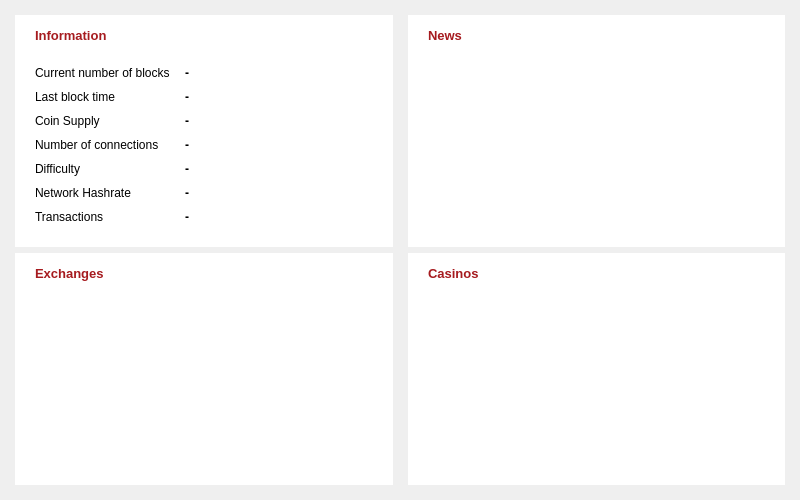
Qt form src/qt/forms/infopage.ui (transcoder/CasinoCoin) before a commit.
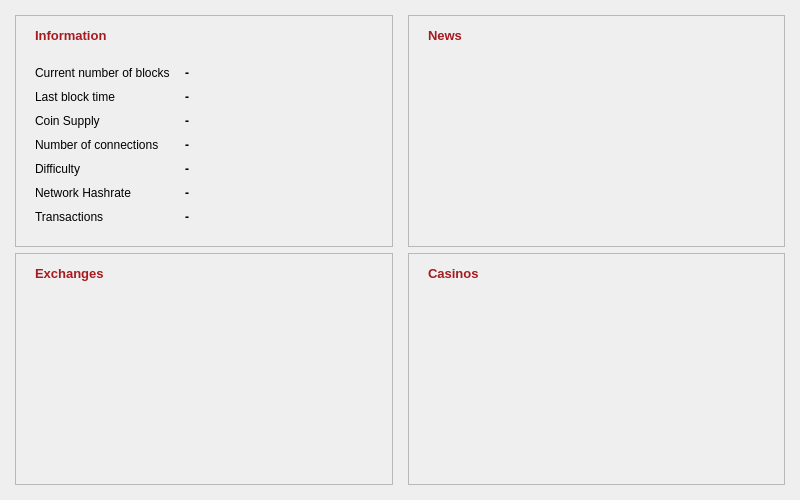
The same form after that commit.

```diff
--- a/src/qt/forms/infopage.ui
+++ b/src/qt/forms/infopage.ui
@@ -31,15 +31,11 @@
    </property>
    <item row="1" column="1">
     <widget class="QFrame" name="casinoInfoBox">
-     <property name="font">
-      <font>
-       <pointsize>10</pointsize>
-       <weight>75</weight>
-       <bold>true</bold>
-      </font>
+     <property name="frameShape">
+      <enum>QFrame::StyledPanel</enum>
      </property>
-     <property name="styleSheet">
-      <string notr="true">color: rgb(166, 27, 31); background-color: rgb(255,255,255);</string>
+     <property name="frameShadow">
+      <enum>QFrame::Sunken</enum>
      </property>
      <widget class="QLabel" name="lblCasinosHeader">
       <property name="geometry">
@@ -68,15 +64,11 @@
    </item>
    <item row="0" column="1">
     <widget class="QFrame" name="newsItemsBox">
-     <property name="font">
-      <font>
-       <pointsize>10</pointsize>
-       <weight>75</weight>
-       <bold>true</bold>
-      </font>
+     <property name="frameShape">
+      <enum>QFrame::StyledPanel</enum>
      </property>
-     <property name="styleSheet">
-      <string notr="true">color: rgb(166, 27, 31); background-color: rgb(255,255,255);</string>
+     <property name="frameShadow">
+      <enum>QFrame::Sunken</enum>
      </property>
      <widget class="QLabel" name="lblNewsHeader">
       <property name="geometry">
@@ -105,15 +97,11 @@
    </item>
    <item row="1" column="0">
     <widget class="QFrame" name="exchangeInfoBox">
-     <property name="font">
-      <font>
-       <pointsize>10</pointsize>
-       <weight>75</weight>
-       <bold>true</bold>
-      </font>
+     <property name="frameShape">
+      <enum>QFrame::StyledPanel</enum>
      </property>
-     <property name="styleSheet">
-      <string notr="true">color: rgb(166, 27, 31); background-color: rgb(255,255,255);</string>
+     <property name="frameShadow">
+      <enum>QFrame::Sunken</enum>
      </property>
      <widget class="QLabel" name="lblExchangesHeader">
       <property name="geometry">
@@ -142,18 +130,14 @@
    </item>
    <item row="0" column="0">
     <widget class="QFrame" name="coinInfoBox">
-     <property name="font">
-      <font>
-       <pointsize>10</pointsize>
-       <weight>75</weight>
-       <bold>true</bold>
-      </font>
-     </property>
      <property name="autoFillBackground">
       <bool>false</bool>
      </property>
-     <property name="styleSheet">
-      <string notr="true">color: rgb(166, 27, 31); background-color: rgb(255,255,255);</string>
+     <property name="frameShape">
+      <enum>QFrame::StyledPanel</enum>
+     </property>
+     <property name="frameShadow">
+      <enum>QFrame::Sunken</enum>
      </property>
      <widget class="QWidget" name="formLayoutWidget">
       <property name="geometry">
```
